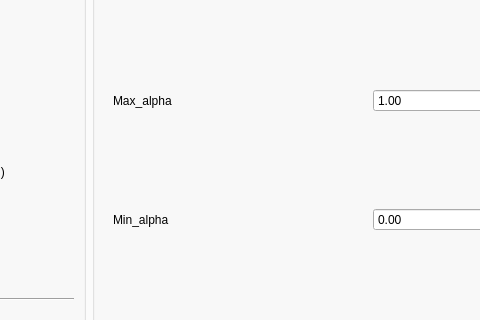
Above: eslearn/GUI/easylearn_feature_engineering_gui.ui from easylearn-fmri/easylearn_dev before the change; both pictures show x 225 to 705 and y 102 to 422 of the 892 by 727 pixel window. Below: the same form after it.
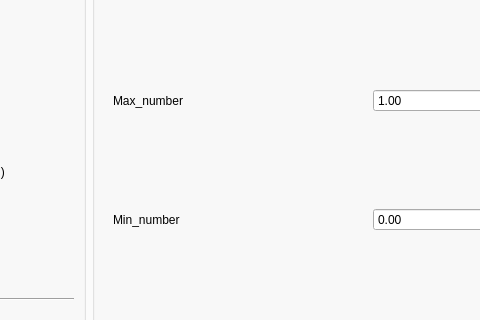
That is the form after the change. The open tabs and pages were chosen to show the change.

Diff of the .ui file:
```diff
--- a/eslearn/GUI/easylearn_feature_engineering_gui.ui
+++ b/eslearn/GUI/easylearn_feature_engineering_gui.ui
@@ -1347,7 +1347,7 @@
                <item row="0" column="0">
                 <widget class="QLabel" name="label_10">
                  <property name="text">
-                  <string>Max_alpha</string>
+                  <string>Max_number</string>
                  </property>
                 </widget>
                </item>
@@ -1367,7 +1367,7 @@
                <item row="1" column="0">
                 <widget class="QLabel" name="label_17">
                  <property name="text">
-                  <string>Min_alpha</string>
+                  <string>Min_number</string>
                  </property>
                 </widget>
                </item>
```
Left out of the diff: 4 changed lines with no effect on the pictures.
